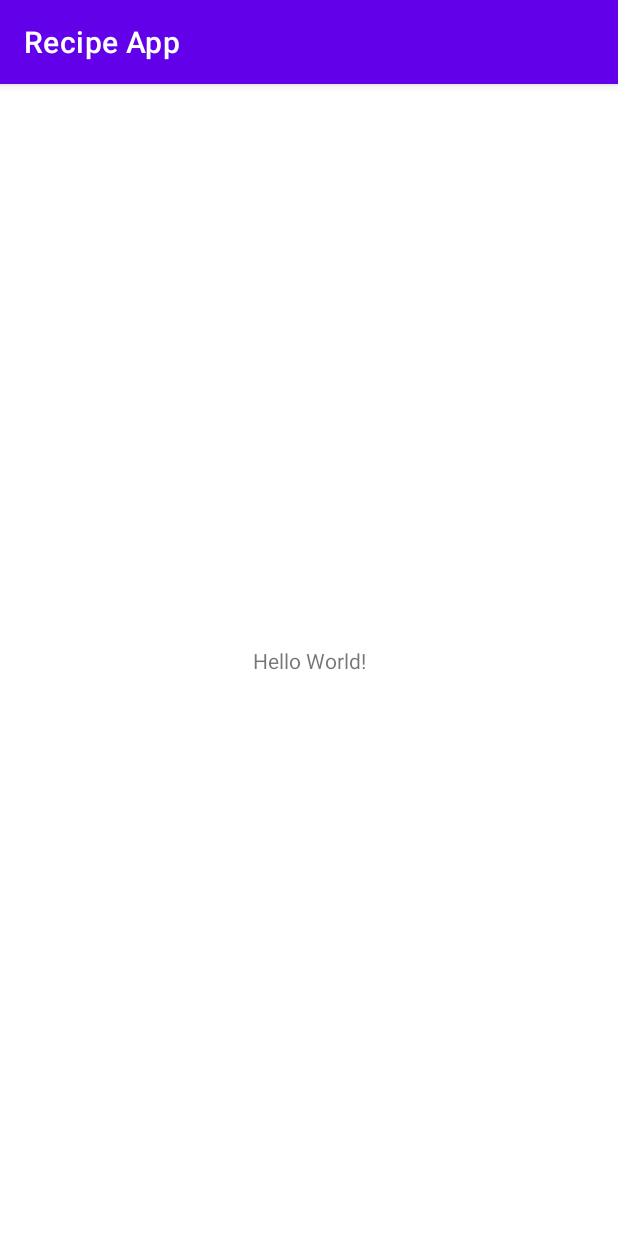
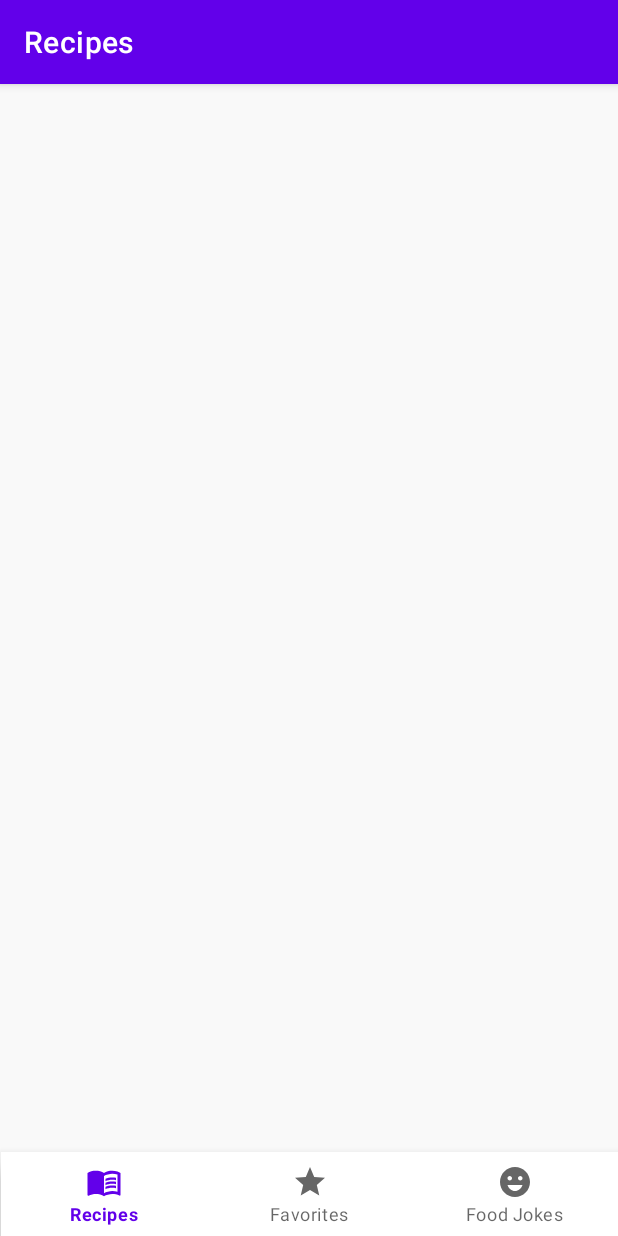
Before and after one commit to jao-johnreginald/RecipeApp, an Android app: the screen it shows after launch (MainActivity), on a phone screen of 412 x 824 dp. Run offline under Robolectric (Android 15) with nearby library versions, the phone set to English and light mode, and no system bars; our stand-ins replace navigation-ui.

Commit message:
Navigation Component Setup

```diff
--- /dev/null
+++ b/app/src/main/java/com/johnreg/recipeapp/FavoritesFragment.kt
@@ -0,0 +1,25 @@
+package com.johnreg.recipeapp
+
+import android.os.Bundle
+import android.view.LayoutInflater
+import android.view.View
+import android.view.ViewGroup
+import androidx.fragment.app.Fragment
+import com.johnreg.recipeapp.databinding.FragmentFavoritesBinding
+
+class FavoritesFragment : Fragment() {
+
+    private lateinit var binding: FragmentFavoritesBinding
+
+    override fun onCreateView(
+        inflater: LayoutInflater, container: ViewGroup?, savedInstanceState: Bundle?
+    ): View {
+        binding = FragmentFavoritesBinding.inflate(inflater, container, false)
+        return binding.root
+    }
+
+    override fun onViewCreated(view: View, savedInstanceState: Bundle?) {
+        super.onViewCreated(view, savedInstanceState)
+    }
+
+}
--- /dev/null
+++ b/app/src/main/java/com/johnreg/recipeapp/JokesFragment.kt
@@ -0,0 +1,25 @@
+package com.johnreg.recipeapp
+
+import android.os.Bundle
+import android.view.LayoutInflater
+import android.view.View
+import android.view.ViewGroup
+import androidx.fragment.app.Fragment
+import com.johnreg.recipeapp.databinding.FragmentJokesBinding
+
+class JokesFragment : Fragment() {
+
+    private lateinit var binding: FragmentJokesBinding
+
+    override fun onCreateView(
+        inflater: LayoutInflater, container: ViewGroup?, savedInstanceState: Bundle?
+    ): View {
+        binding = FragmentJokesBinding.inflate(inflater, container, false)
+        return binding.root
+    }
+
+    override fun onViewCreated(view: View, savedInstanceState: Bundle?) {
+        super.onViewCreated(view, savedInstanceState)
+    }
+
+}
--- a/app/src/main/java/com/johnreg/recipeapp/MainActivity.kt
+++ b/app/src/main/java/com/johnreg/recipeapp/MainActivity.kt
@@ -1,20 +1,43 @@
 package com.johnreg.recipeapp
 
 import android.os.Bundle
-import androidx.activity.enableEdgeToEdge
 import androidx.appcompat.app.AppCompatActivity
-import androidx.core.view.ViewCompat
-import androidx.core.view.WindowInsetsCompat
+import androidx.navigation.NavController
+import androidx.navigation.fragment.NavHostFragment
+import androidx.navigation.ui.AppBarConfiguration
+import androidx.navigation.ui.setupActionBarWithNavController
+import androidx.navigation.ui.setupWithNavController
+import com.johnreg.recipeapp.databinding.ActivityMainBinding
 
 class MainActivity : AppCompatActivity() {
+
+    private lateinit var binding: ActivityMainBinding
+
+    private lateinit var navController: NavController
+
     override fun onCreate(savedInstanceState: Bundle?) {
         super.onCreate(savedInstanceState)
-        enableEdgeToEdge()
-        setContentView(R.layout.activity_main)
-        ViewCompat.setOnApplyWindowInsetsListener(findViewById(R.id.main)) { v, insets ->
-            val systemBars = insets.getInsets(WindowInsetsCompat.Type.systemBars())
-            v.setPadding(systemBars.left, systemBars.top, systemBars.right, systemBars.bottom)
-            insets
-        }
+        binding = ActivityMainBinding.inflate(layoutInflater)
+        setContentView(binding.root)
+
+        navController = (supportFragmentManager.findFragmentById(
+            R.id.fragmentContainerView
+        ) as NavHostFragment).navController
+
+        val appBarConfiguration = AppBarConfiguration(
+            setOf(
+                R.id.recipesFragment,
+                R.id.favoritesFragment,
+                R.id.jokesFragment
+            )
+        )
+
+        binding.bottomNavigationView.setupWithNavController(navController)
+        setupActionBarWithNavController(navController, appBarConfiguration)
     }
+
+    override fun onSupportNavigateUp(): Boolean {
+        return navController.navigateUp() || super.onSupportNavigateUp()
+    }
+
 }
--- /dev/null
+++ b/app/src/main/java/com/johnreg/recipeapp/RecipesFragment.kt
@@ -0,0 +1,25 @@
+package com.johnreg.recipeapp
+
+import android.os.Bundle
+import android.view.LayoutInflater
+import android.view.View
+import android.view.ViewGroup
+import androidx.fragment.app.Fragment
+import com.johnreg.recipeapp.databinding.FragmentRecipesBinding
+
+class RecipesFragment : Fragment() {
+
+    private lateinit var binding: FragmentRecipesBinding
+
+    override fun onCreateView(
+        inflater: LayoutInflater, container: ViewGroup?, savedInstanceState: Bundle?
+    ): View {
+        binding = FragmentRecipesBinding.inflate(inflater, container, false)
+        return binding.root
+    }
+
+    override fun onViewCreated(view: View, savedInstanceState: Bundle?) {
+        super.onViewCreated(view, savedInstanceState)
+    }
+
+}
--- /dev/null
+++ b/app/src/main/res/drawable/ic_emoji_emotions.xml
@@ -0,0 +1,12 @@
+<vector xmlns:android="http://schemas.android.com/apk/res/android"
+    android:width="24dp"
+    android:height="24dp"
+    android:tint="#000000"
+    android:viewportWidth="24"
+    android:viewportHeight="24">
+
+    <path
+        android:fillColor="@android:color/white"
+        android:pathData="M11.99,2C6.47,2 2,6.48 2,12c0,5.52 4.47,10 9.99,10C17.52,22 22,17.52 22,12C22,6.48 17.52,2 11.99,2zM8.5,8C9.33,8 10,8.67 10,9.5S9.33,11 8.5,11S7,10.33 7,9.5S7.67,8 8.5,8zM12,18c-2.28,0 -4.22,-1.66 -5,-4h10C16.22,16.34 14.28,18 12,18zM15.5,11c-0.83,0 -1.5,-0.67 -1.5,-1.5S14.67,8 15.5,8S17,8.67 17,9.5S16.33,11 15.5,11z" />
+
+</vector>
--- /dev/null
+++ b/app/src/main/res/drawable/ic_menu_book.xml
@@ -0,0 +1,25 @@
+<vector xmlns:android="http://schemas.android.com/apk/res/android"
+    android:width="24dp"
+    android:height="24dp"
+    android:autoMirrored="true"
+    android:tint="#000000"
+    android:viewportWidth="24"
+    android:viewportHeight="24">
+
+    <path
+        android:fillColor="@android:color/white"
+        android:pathData="M21,5c-1.11,-0.35 -2.33,-0.5 -3.5,-0.5c-1.95,0 -4.05,0.4 -5.5,1.5c-1.45,-1.1 -3.55,-1.5 -5.5,-1.5S2.45,4.9 1,6v14.65c0,0.25 0.25,0.5 0.5,0.5c0.1,0 0.15,-0.05 0.25,-0.05C3.1,20.45 5.05,20 6.5,20c1.95,0 4.05,0.4 5.5,1.5c1.35,-0.85 3.8,-1.5 5.5,-1.5c1.65,0 3.35,0.3 4.75,1.05c0.1,0.05 0.15,0.05 0.25,0.05c0.25,0 0.5,-0.25 0.5,-0.5V6C22.4,5.55 21.75,5.25 21,5zM21,18.5c-1.1,-0.35 -2.3,-0.5 -3.5,-0.5c-1.7,0 -4.15,0.65 -5.5,1.5V8c1.35,-0.85 3.8,-1.5 5.5,-1.5c1.2,0 2.4,0.15 3.5,0.5V18.5z" />
+
+    <path
+        android:fillColor="@android:color/white"
+        android:pathData="M17.5,10.5c0.88,0 1.73,0.09 2.5,0.26V9.24C19.21,9.09 18.36,9 17.5,9c-1.7,0 -3.24,0.29 -4.5,0.83v1.66C14.13,10.85 15.7,10.5 17.5,10.5z" />
+
+    <path
+        android:fillColor="@android:color/white"
+        android:pathData="M13,12.49v1.66c1.13,-0.64 2.7,-0.99 4.5,-0.99c0.88,0 1.73,0.09 2.5,0.26V11.9c-0.79,-0.15 -1.64,-0.24 -2.5,-0.24C15.8,11.66 14.26,11.96 13,12.49z" />
+
+    <path
+        android:fillColor="@android:color/white"
+        android:pathData="M17.5,14.33c-1.7,0 -3.24,0.29 -4.5,0.83v1.66c1.13,-0.64 2.7,-0.99 4.5,-0.99c0.88,0 1.73,0.09 2.5,0.26v-1.52C19.21,14.41 18.36,14.33 17.5,14.33z" />
+
+</vector>
--- /dev/null
+++ b/app/src/main/res/drawable/ic_star.xml
@@ -0,0 +1,12 @@
+<vector xmlns:android="http://schemas.android.com/apk/res/android"
+    android:width="24dp"
+    android:height="24dp"
+    android:tint="#000000"
+    android:viewportWidth="24"
+    android:viewportHeight="24">
+
+    <path
+        android:fillColor="@android:color/white"
+        android:pathData="M12,17.27L18.18,21l-1.64,-7.03L22,9.24l-7.19,-0.61L12,2 9.19,8.63 2,9.24l5.46,4.73L5.82,21z" />
+
+</vector>
--- a/app/src/main/res/layout/activity_main.xml
+++ b/app/src/main/res/layout/activity_main.xml
@@ -2,18 +2,29 @@
 <androidx.constraintlayout.widget.ConstraintLayout xmlns:android="http://schemas.android.com/apk/res/android"
     xmlns:app="http://schemas.android.com/apk/res-auto"
     xmlns:tools="http://schemas.android.com/tools"
-    android:id="@+id/main"
     android:layout_width="match_parent"
     android:layout_height="match_parent"
+    android:background="@color/lightGray"
     tools:context=".MainActivity">
 
-    <TextView
-        android:layout_width="wrap_content"
+    <androidx.fragment.app.FragmentContainerView
+        android:id="@+id/fragmentContainerView"
+        android:name="androidx.navigation.fragment.NavHostFragment"
+        android:layout_width="0dp"
+        android:layout_height="0dp"
+        app:defaultNavHost="true"
+        app:layout_constraintBottom_toTopOf="@id/bottomNavigationView"
+        app:layout_constraintEnd_toEndOf="parent"
+        app:layout_constraintStart_toStartOf="parent"
+        app:layout_constraintTop_toTopOf="parent"
+        app:navGraph="@navigation/my_nav" />
+
+    <com.google.android.material.bottomnavigation.BottomNavigationView
+        android:id="@+id/bottomNavigationView"
+        android:layout_width="411dp"
         android:layout_height="wrap_content"
-        android:text="Hello World!"
         app:layout_constraintBottom_toBottomOf="parent"
         app:layout_constraintEnd_toEndOf="parent"
         app:layout_constraintStart_toStartOf="parent"
-        app:layout_constraintTop_toTopOf="parent" />
-
+        app:menu="@menu/bottom_nav_menu" />
 </androidx.constraintlayout.widget.ConstraintLayout>
--- /dev/null
+++ b/app/src/main/res/layout/fragment_favorites.xml
@@ -0,0 +1,10 @@
+<?xml version="1.0" encoding="utf-8"?>
+<androidx.constraintlayout.widget.ConstraintLayout xmlns:android="http://schemas.android.com/apk/res/android"
+    xmlns:app="http://schemas.android.com/apk/res-auto"
+    xmlns:tools="http://schemas.android.com/tools"
+    android:layout_width="match_parent"
+    android:layout_height="match_parent"
+    android:background="@color/lightGray"
+    tools:context=".FavoritesFragment">
+
+</androidx.constraintlayout.widget.ConstraintLayout>
--- /dev/null
+++ b/app/src/main/res/layout/fragment_jokes.xml
@@ -0,0 +1,10 @@
+<?xml version="1.0" encoding="utf-8"?>
+<androidx.constraintlayout.widget.ConstraintLayout xmlns:android="http://schemas.android.com/apk/res/android"
+    xmlns:app="http://schemas.android.com/apk/res-auto"
+    xmlns:tools="http://schemas.android.com/tools"
+    android:layout_width="match_parent"
+    android:layout_height="match_parent"
+    android:background="@color/lightGray"
+    tools:context=".JokesFragment">
+
+</androidx.constraintlayout.widget.ConstraintLayout>
--- /dev/null
+++ b/app/src/main/res/layout/fragment_recipes.xml
@@ -0,0 +1,10 @@
+<?xml version="1.0" encoding="utf-8"?>
+<androidx.constraintlayout.widget.ConstraintLayout xmlns:android="http://schemas.android.com/apk/res/android"
+    xmlns:app="http://schemas.android.com/apk/res-auto"
+    xmlns:tools="http://schemas.android.com/tools"
+    android:layout_width="match_parent"
+    android:layout_height="match_parent"
+    android:background="@color/lightGray"
+    tools:context=".RecipesFragment">
+
+</androidx.constraintlayout.widget.ConstraintLayout>
--- /dev/null
+++ b/app/src/main/res/menu/bottom_nav_menu.xml
@@ -0,0 +1,19 @@
+<?xml version="1.0" encoding="utf-8"?>
+<menu xmlns:android="http://schemas.android.com/apk/res/android">
+
+    <item
+        android:id="@+id/recipesFragment"
+        android:icon="@drawable/ic_menu_book"
+        android:title="@string/recipes" />
+
+    <item
+        android:id="@+id/favoritesFragment"
+        android:icon="@drawable/ic_star"
+        android:title="@string/favorites" />
+
+    <item
+        android:id="@+id/jokesFragment"
+        android:icon="@drawable/ic_emoji_emotions"
+        android:title="@string/food_jokes" />
+
+</menu>
--- /dev/null
+++ b/app/src/main/res/navigation/my_nav.xml
@@ -0,0 +1,43 @@
+<?xml version="1.0" encoding="utf-8"?>
+<navigation xmlns:android="http://schemas.android.com/apk/res/android"
+    xmlns:app="http://schemas.android.com/apk/res-auto"
+    xmlns:tools="http://schemas.android.com/tools"
+    app:startDestination="@id/recipesFragment">
+
+    <fragment
+        android:id="@+id/recipesFragment"
+        android:name="com.johnreg.recipeapp.RecipesFragment"
+        android:label="Recipes"
+        tools:layout="@layout/fragment_recipes">
+        <action
+            android:id="@+id/action_recipesFragment_to_favoritesFragment"
+            app:destination="@id/favoritesFragment" />
+        <action
+            android:id="@+id/action_recipesFragment_to_jokesFragment"
+            app:destination="@id/jokesFragment" />
+    </fragment>
+    <fragment
+        android:id="@+id/favoritesFragment"
+        android:name="com.johnreg.recipeapp.FavoritesFragment"
+        android:label="Favorites"
+        tools:layout="@layout/fragment_favorites">
+        <action
+            android:id="@+id/action_favoritesFragment_to_recipesFragment"
+            app:destination="@id/recipesFragment" />
+        <action
+            android:id="@+id/action_favoritesFragment_to_jokesFragment"
+            app:destination="@id/jokesFragment" />
+    </fragment>
+    <fragment
+        android:id="@+id/jokesFragment"
+        android:name="com.johnreg.recipeapp.JokesFragment"
+        android:label="Food Jokes"
+        tools:layout="@layout/fragment_jokes">
+        <action
+            android:id="@+id/action_jokesFragment_to_recipesFragment"
+            app:destination="@id/recipesFragment" />
+        <action
+            android:id="@+id/action_jokesFragment_to_favoritesFragment"
+            app:destination="@id/favoritesFragment" />
+    </fragment>
+</navigation>
--- a/app/src/main/res/values/strings.xml
+++ b/app/src/main/res/values/strings.xml
@@ -1,3 +1,6 @@
 <resources>
     <string name="app_name">Recipe App</string>
+    <string name="recipes">Recipes</string>
+    <string name="favorites">Favorites</string>
+    <string name="food_jokes">Food Jokes</string>
 </resources>
```
